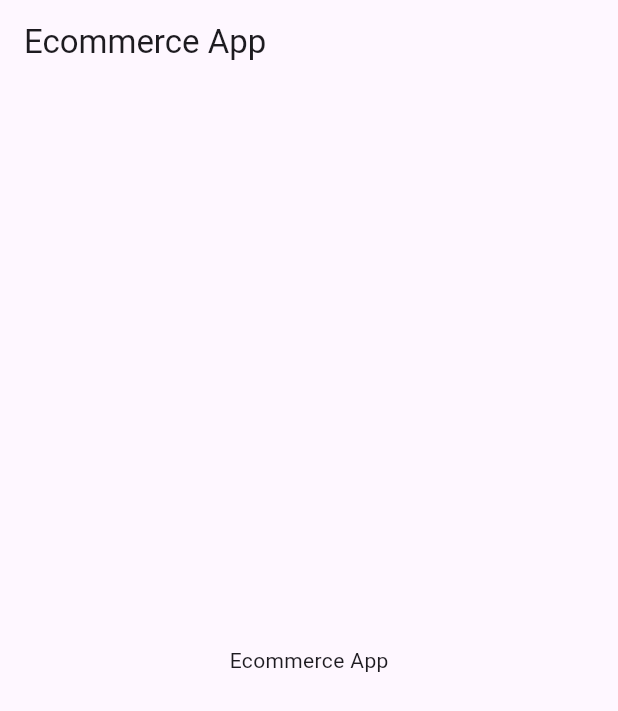
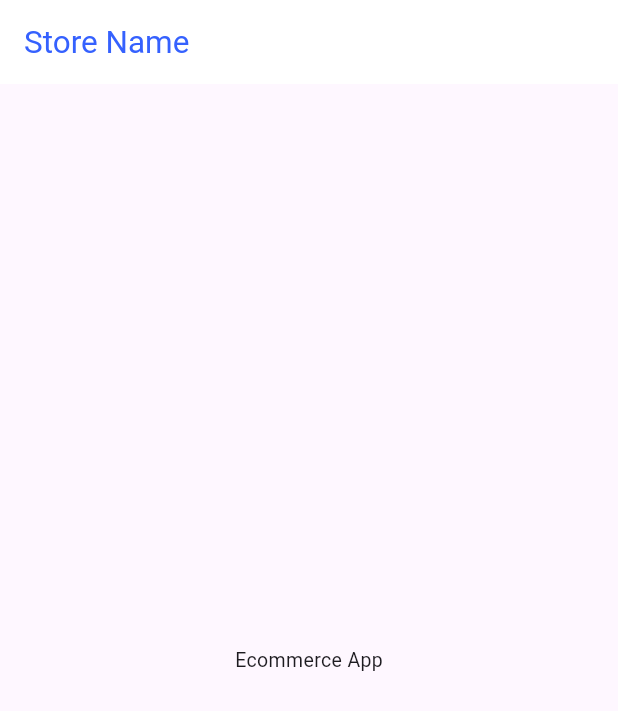
Before and after one commit to jgregoriorincon/flutter_ecommerce, a Flutter app: the screen it shows after launch, on a phone screen of 412 x 824 dp. Shown: the top 711 px of the screen. Run offline on Flutter 3.47's test engine with Material 3 defaults, Android fonts, the phone set to English and light mode, and no system bars.

Commit message:
Adjust Theme in home page

```diff
--- a/lib/app.dart
+++ b/lib/app.dart
@@ -1,4 +1,6 @@
 import 'package:flutter/material.dart';
+import 'package:flutter_ecommerce/design/themes.dart';
+import 'package:flutter_ecommerce/pages/home_page.dart';
 
 class AppEcommerce extends StatelessWidget {
   const AppEcommerce({super.key});
@@ -8,11 +10,8 @@ class AppEcommerce extends StatelessWidget {
     return MaterialApp(
       debugShowCheckedModeBanner: false,
       title: 'Ecommerce App',
-      theme: ThemeData(primarySwatch: Colors.blue),
-      home: Scaffold(
-        appBar: AppBar(title: Text('Ecommerce App')),
-        body: const Center(child: Text('Ecommerce App')),
-      ),
+      theme: AppThemes.defaultTheme,
+      home: const HomePage(key: Key('home_page')),
     );
   }
 }
--- /dev/null
+++ b/lib/pages/home_page.dart
@@ -0,0 +1,20 @@
+import 'package:flutter/material.dart';
+import 'package:flutter_ecommerce/design/colors.dart';
+
+class HomePage extends StatelessWidget {
+  const HomePage({super.key});
+
+  @override
+  Widget build(BuildContext context) {
+    return Scaffold(
+      appBar: AppBar(
+        backgroundColor: AppColors.brandLightColor,
+        title: Text(
+          'Store Name',
+          style: Theme.of(context).textTheme.headlineLarge,
+        ),
+      ),
+      body: const Center(child: Text('Ecommerce App')),
+    );
+  }
+}
```
